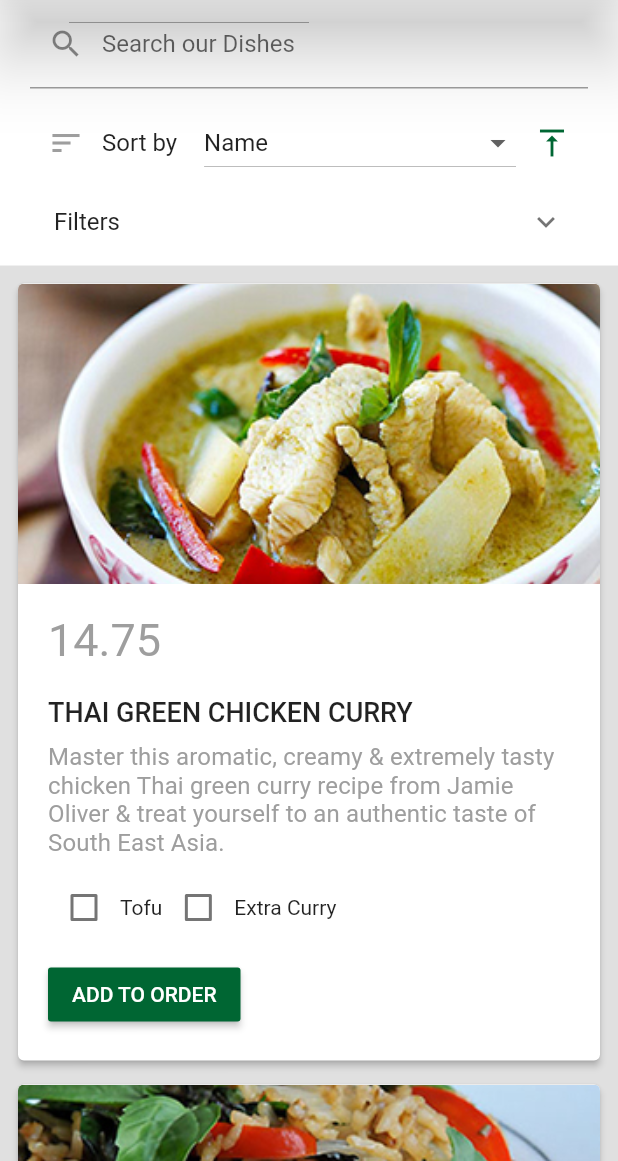
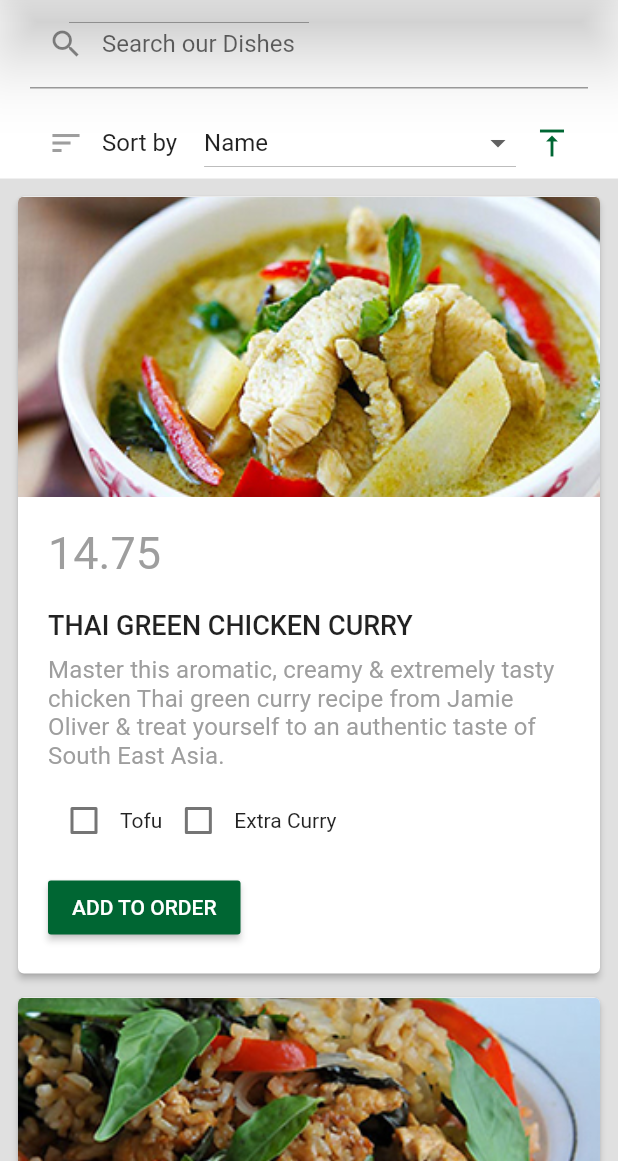
Before and after one commit to devonfw-forge/devonfw4flutter-mts-app, a Flutter app: the Menu screen opened by its route, on a phone screen of 412 x 824 dp, the part 75-1236 px from its top. Run offline on Flutter 3.47's test engine with Material 2 defaults, Android fonts, the phone set to English and light mode, and no system bars; our stand-ins replace datetime_picker_formfield.

Commit message:
rmv filters

```diff
--- a/lib/ui/pages/menu/menu.dart
+++ b/lib/ui/pages/menu/menu.dart
@@ -55,7 +55,9 @@ class Menu extends StatelessWidget {
                       labelText: "Search our Dishes",
                     ),
                   ),
-                  SizedBox(height: 12,),
+                  SizedBox(
+                    height: 12,
+                  ),
                   Row(
                     mainAxisSize: MainAxisSize.min,
                     children: <Widget>[
@@ -96,47 +98,6 @@ class Menu extends StatelessWidget {
                       ),
                     ],
                   ),
-                  ExpansionTile(
-                    title: Text("Filters"),
-                    children: <Widget>[
-                      Row(
-                        children: <Widget>[
-                          Checkbox(
-                            value: false,
-                            onChanged: (bool) {},
-                          ),
-                          Text("Option"),
-                        ],
-                      ),
-                      Row(
-                        children: <Widget>[
-                          Checkbox(
-                            value: false,
-                            onChanged: (bool) {},
-                          ),
-                          Text("Option"),
-                        ],
-                      ),
-                      Row(
-                        children: <Widget>[
-                          Checkbox(
-                            value: false,
-                            onChanged: (bool) {},
-                          ),
-                          Text("Option"),
-                        ],
-                      ),
-                      Row(
-                        children: <Widget>[
-                          Checkbox(
-                            value: false,
-                            onChanged: (bool) {},
-                          ),
-                          Text("Option"),
-                        ],
-                      ),
-                    ],
-                  ),
                 ],
               ),
             ),
```
